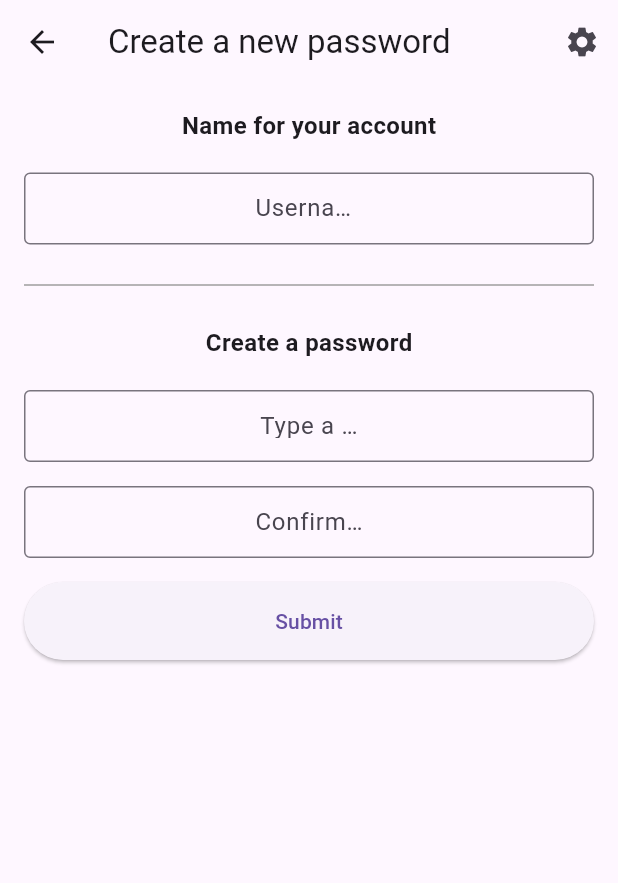
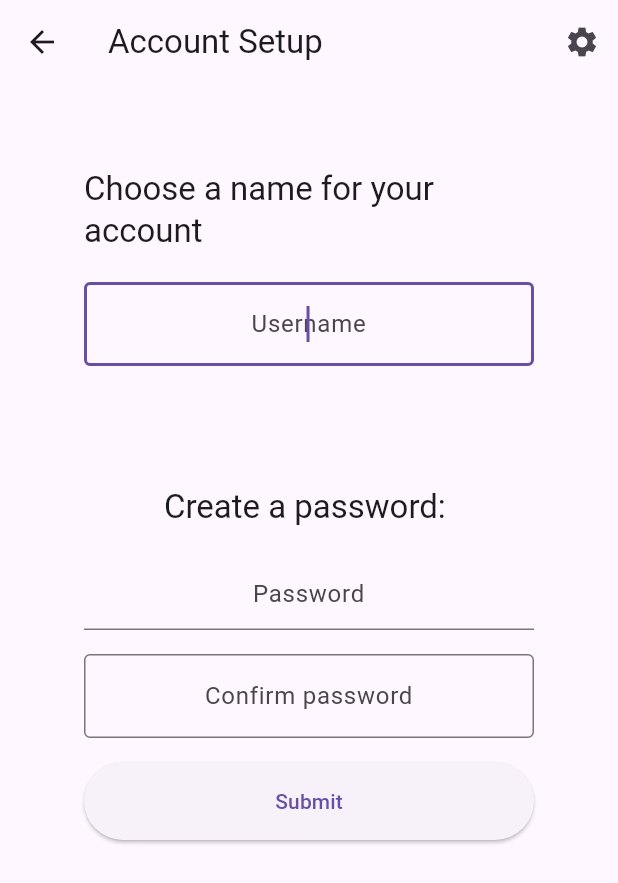
Before and after one commit to kirbir/ntv_flutter_wallet, a Flutter app: the SetupPasswordScreen screen opened directly with empty values, on a phone screen of 412 x 824 dp. Shown: the top 883 px of the screen. Run offline on Flutter 3.47's test engine with Material 3 defaults, Android fonts, the phone set to English and light mode, and no system bars; our stand-ins replace flutter_dotenv, go_router, marquee, shared_preferences, shimmer; missing offline and left inert: bip39, solana; accounts and stored records are empty.

Commit message:
yet another commit

```diff
--- a/lib/pages/login.dart
+++ b/lib/pages/login.dart
@@ -44,7 +44,10 @@ class _LoginScreenState extends State<LoginScreen> {
     }
     return Scaffold(
       appBar: const CustomAppBar(title: 'Login', showSettings: true),
-      body: SingleChildScrollView(
+      body: Padding(
+                padding: const EdgeInsets.all(56),
+
+        child: SingleChildScrollView(
           child: Column(crossAxisAlignment: CrossAxisAlignment.start, children: [
             const SizedBox(height: 40),
             Center(
@@ -77,11 +80,9 @@ class _LoginScreenState extends State<LoginScreen> {
                       obscureText: true,
                       textAlign: TextAlign.center,
                       decoration: const InputDecoration(
-                        contentPadding: EdgeInsets.symmetric(horizontal: 180),
-                      labelText: 'Password',
-                      alignLabelWithHint: true,
+                        hintText: 'Enter you password',
                         floatingLabelAlignment: FloatingLabelAlignment.center,
-                      border: const OutlineInputBorder(),
+                        border:  OutlineInputBorder(),
                       ),
                       validator: (value) {
                         if (value != password) {
@@ -141,6 +142,7 @@ class _LoginScreenState extends State<LoginScreen> {
             ),
           ]),
         ),
+      ),
     );
   }
 
--- a/lib/pages/setup_password.dart
+++ b/lib/pages/setup_password.dart
@@ -20,28 +20,26 @@ class _SetupPasswordScreenState extends State<SetupPasswordScreen> {
   @override
   Widget build(BuildContext context) {
     return Scaffold(
-      appBar: const CustomAppBar(
-          title: 'Create a new password', showSettings: true),
-      body:
-      Padding(
-        padding: const EdgeInsets.all(16),
+      appBar: const CustomAppBar(title: 'Account Setup', showSettings: true),
+      body: Padding(
+        padding: const EdgeInsets.all(56),
         child: Form(
           key: formKey,
           child: Column(
-
             children: [
-              const Text('Name for your account', style: TextStyle(fontSize: 16, fontWeight: FontWeight.bold)),
+              Text(
+                'Choose a name for your account',
+                style: Theme.of(context).textTheme.titleLarge,
+              ),
               SizedBox(height: 20),
               TextFormField(
+                textAlign: TextAlign.center,
                 controller: usernameController,
+                autofocus: true,
                 decoration: const InputDecoration(
-                  contentPadding: EdgeInsets.symmetric(horizontal: 150),
-                  labelText: 'Username',
                   hintText: 'Username',
-                  alignLabelWithHint: true,
                   floatingLabelAlignment: FloatingLabelAlignment.center,
                   border: OutlineInputBorder(),
-
                 ),
                 validator: (value) {
                   if (value!.isEmpty) {
@@ -50,20 +48,19 @@ class _SetupPasswordScreenState extends State<SetupPasswordScreen> {
                   return null;
                 },
               ),
-              Divider(height: 54,color: Colors.grey,),
-              const Text('Create a password', style: TextStyle(fontSize: 16, fontWeight: FontWeight.bold)),
-                            SizedBox(height: 20),
+              SizedBox(height: 80),
+              Text(
+                'Create a password: ',
+                style: Theme.of(context).textTheme.titleLarge,
+              ),
+              SizedBox(height: 20),
               TextFormField(
                   controller: passwordController,
                   obscureText: true,
                   textAlign: TextAlign.center,
                   decoration: const InputDecoration(
-                    contentPadding: EdgeInsets.symmetric(horizontal: 150),
-                    labelText: 'Type a new Password',
-                    hintText: 'Create new Password',
-                    alignLabelWithHint: true,
-                    floatingLabelAlignment: FloatingLabelAlignment.center,
-                    border: OutlineInputBorder(),
+                         hintText: 'Password',
+                  floatingLabelAlignment: FloatingLabelAlignment.center,
                   ),
                   validator: (value) {
                     if (value!.isEmpty) {
@@ -77,10 +74,7 @@ class _SetupPasswordScreenState extends State<SetupPasswordScreen> {
                   obscureText: true,
                   textAlign: TextAlign.center,
                   decoration: const InputDecoration(
-                    contentPadding: EdgeInsets.symmetric(horizontal: 150),
-                    labelText: 'Confirm Password',
-                    hintText: 'Confirm Password',
-                    alignLabelWithHint: true,
+                    hintText: 'Confirm password',
                     floatingLabelAlignment: FloatingLabelAlignment.center,
                     border: const OutlineInputBorder(),
                   ),
--- a/lib/settings/app_theme.dart
+++ b/lib/settings/app_theme.dart
@@ -31,9 +31,31 @@ class AppTheme {
           backgroundColor: AppColors.surfaceDark,
           foregroundColor: AppColors.textPrimary,
         ),
-        inputDecorationTheme: const InputDecorationTheme(
-          hintStyle: TextStyle(color: AppColors.gray500),
-          labelStyle: TextStyle(color: AppColors.textPrimary),
+        inputDecorationTheme: InputDecorationTheme(
+          filled: true,
+          fillColor: AppColors.cardDark,
+          contentPadding: const EdgeInsets.symmetric(horizontal: 16, vertical: 16),
+          border: OutlineInputBorder(
+            borderRadius: BorderRadius.circular(12),
+            borderSide: const BorderSide(color: AppColors.gray700),
+          ),
+          enabledBorder: OutlineInputBorder(
+            borderRadius: BorderRadius.circular(12),
+            borderSide: const BorderSide(color: AppColors.gray700),
+          ),
+          focusedBorder: OutlineInputBorder(
+            borderRadius: BorderRadius.circular(12),
+            borderSide: const BorderSide(color: AppColors.warning, width: 2),
+          ),
+          errorBorder: OutlineInputBorder(
+            borderRadius: BorderRadius.circular(12),
+            borderSide: const BorderSide(color: AppColors.error),
+          ),
+          labelStyle: const TextStyle(color: AppColors.textPrimary),
+          hintStyle: TextStyle(color: AppColors.textSecondary),
+          floatingLabelStyle: const TextStyle(color: AppColors.warning),
+          alignLabelWithHint: true,
+          floatingLabelAlignment: FloatingLabelAlignment.center,
         ),
         brightness: Brightness.dark,
         canvasColor: AppColors.surfaceDark,
@@ -43,6 +65,7 @@ class AppTheme {
         iconTheme: const IconThemeData(color: Colors.white),
         scaffoldBackgroundColor: AppColors.backgroundDark,
         textTheme: TextTheme(
+          titleLarge: TextStyle(color: AppColors.textPrimary),
           bodyLarge: TextStyle(color: AppColors.textPrimary),
           bodyMedium: TextStyle(color: AppColors.textSecondary),
         ),
@@ -70,9 +93,31 @@ class AppTheme {
         appBarTheme: const AppBarTheme(
           backgroundColor: Colors.grey,
         ),
-        inputDecorationTheme: const InputDecorationTheme(
-          hintStyle: TextStyle(color: Colors.grey),
-          labelStyle: TextStyle(color: Colors.white),
+        inputDecorationTheme: InputDecorationTheme(
+          filled: true,
+          fillColor: Colors.white,
+          contentPadding: const EdgeInsets.symmetric(horizontal: 16, vertical: 16),
+          border: OutlineInputBorder(
+            borderRadius: BorderRadius.circular(12),
+            borderSide: const BorderSide(color: AppColors.gray300),
+          ),
+          enabledBorder: OutlineInputBorder(
+            borderRadius: BorderRadius.circular(12),
+            borderSide: const BorderSide(color: AppColors.gray300),
+          ),
+          focusedBorder: OutlineInputBorder(
+            borderRadius: BorderRadius.circular(12),
+            borderSide: BorderSide(color: AppColors.primaryBlue, width: 2),
+          ),
+          errorBorder: OutlineInputBorder(
+            borderRadius: BorderRadius.circular(12),
+            borderSide: const BorderSide(color: AppColors.error),
+          ),
+          labelStyle: const TextStyle(color: AppColors.gray800),
+          hintStyle: const TextStyle(color: AppColors.gray600),
+          floatingLabelStyle: TextStyle(color: AppColors.primaryBlue),
+          alignLabelWithHint: true,
+          floatingLabelAlignment: FloatingLabelAlignment.center,
         ),
         canvasColor: Colors.white,
         brightness: Brightness.light,
```
Also changed, not shown: lib/pages/home.dart (+0 -28 lines). Lines whose indentation alone changed are shown as unchanged.
